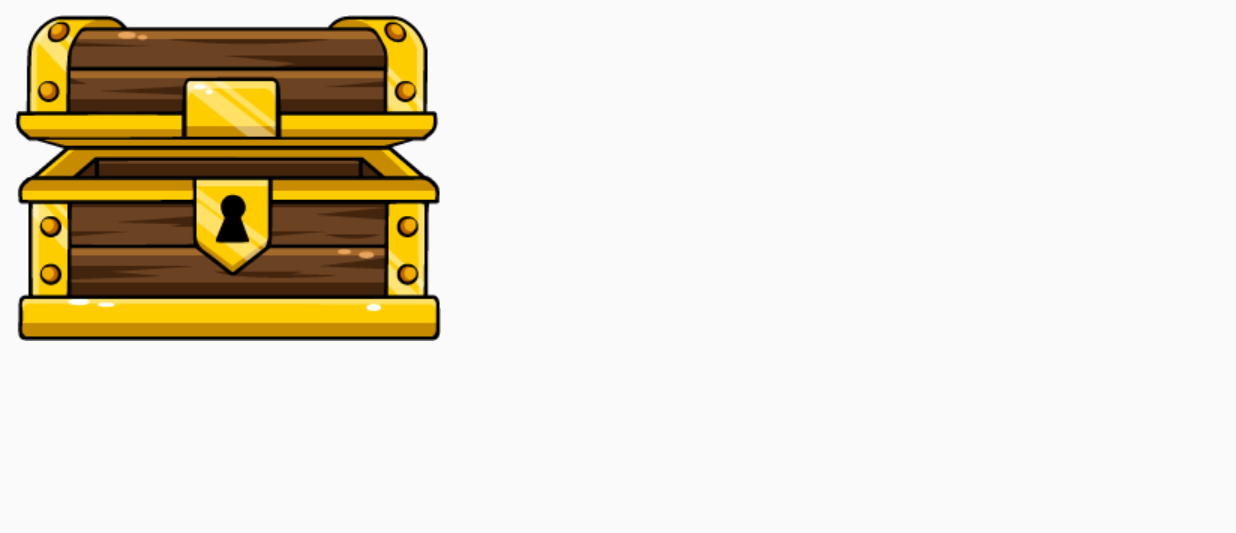
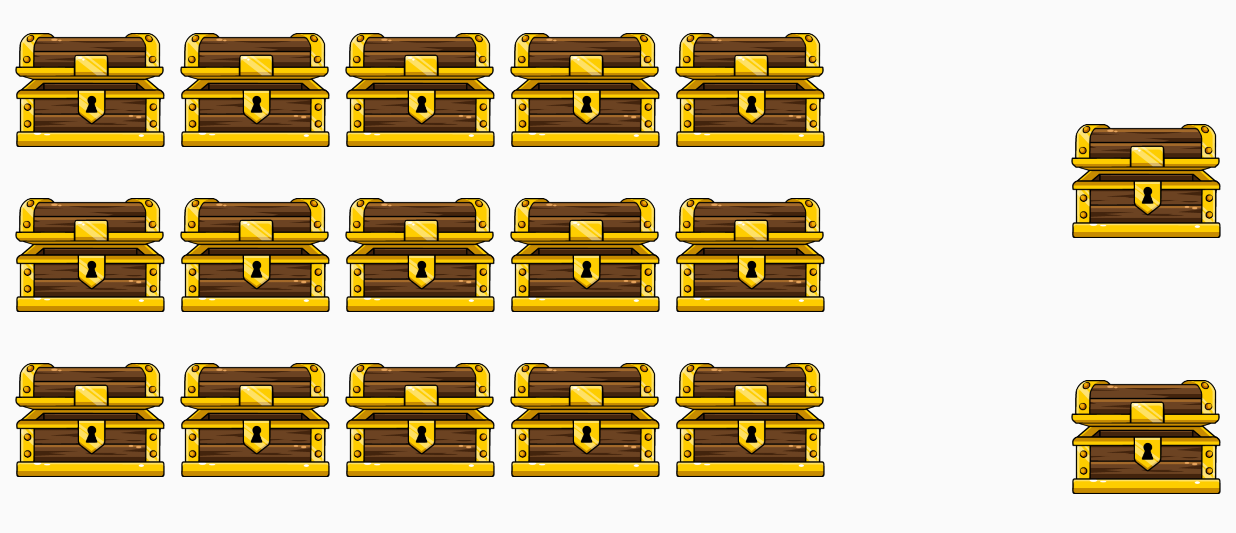
Before and after one commit to OSLL/practice20-dnd-todo, an Android app: the BackpackActivity screen opened directly, with no data from a screen before it, on a phone screen of 824 x 412 dp (held sideways). Shown: the top 533 px of the screen. Run offline under Robolectric (Android 15) with nearby library versions, the phone set to English and light mode, and no system bars.

Commit message:
Refactor layouts

```diff
--- a/app/src/main/java/com/makentoshe/androidgithubcitemplate/BackpackActivity.kt
+++ b/app/src/main/java/com/makentoshe/androidgithubcitemplate/BackpackActivity.kt
@@ -18,7 +18,7 @@ class BackpackActivity : AppCompatActivity() {
         Log.d("id", R.id.no.toString())
 
 
-        back.setOnClickListener {
+        to_game.setOnClickListener {
             super.onBackPressed()
         }
 
--- a/app/src/main/res/layout/activity_backpack.xml
+++ b/app/src/main/res/layout/activity_backpack.xml
@@ -1,11 +1,11 @@
 <?xml version="1.0" encoding="utf-8"?>
 <androidx.constraintlayout.widget.ConstraintLayout xmlns:android="http://schemas.android.com/apk/res/android"
     xmlns:app="http://schemas.android.com/apk/res-auto"
+    xmlns:tools="http://schemas.android.com/tools"
     android:layout_width="match_parent"
-    android:layout_height="match_parent"
-    xmlns:tools="http://schemas.android.com/tools">
+    android:layout_height="match_parent">
 
-    <GridLayout xmlns:tools="http://schemas.android.com/tools"
+    <GridLayout
         android:layout_width="wrap_content"
         android:layout_height="wrap_content"
         android:columnCount="5"
@@ -16,8 +16,8 @@
 
         <ImageView
             android:id="@+id/item1"
-            android:layout_width="wrap_content"
-            android:layout_height="wrap_content"
+            android:layout_width="100dp"
+            android:layout_height="100dp"
             android:layout_marginStart="10dp"
             android:layout_marginTop="10dp"
             android:contentDescription="item1"
@@ -25,96 +25,152 @@
 
         <ImageView
             android:id="@+id/item2"
-            android:layout_width="wrap_content"
-            android:layout_height="wrap_content"
+            android:layout_width="100dp"
+            android:layout_height="100dp"
             android:layout_marginStart="10dp"
             android:layout_marginTop="10dp"
             android:contentDescription="item2"
-            tools:srcCompat="@tools:sample/avatars" />
+            android:src="@drawable/backpack" />
 
         <ImageView
             android:id="@+id/item3"
-            android:layout_width="wrap_content"
-            android:layout_height="wrap_content"
+            android:layout_width="100dp"
+            android:layout_height="100dp"
             android:layout_marginStart="10dp"
             android:layout_marginTop="10dp"
             android:contentDescription="item3"
-            tools:srcCompat="@tools:sample/avatars" />
+            android:src="@drawable/backpack" />
 
         <ImageView
             android:id="@+id/item4"
-            android:layout_width="wrap_content"
-            android:layout_height="wrap_content"
+            android:layout_width="100dp"
+            android:layout_height="100dp"
             android:layout_marginStart="10dp"
             android:layout_marginTop="10dp"
             android:contentDescription="item4"
-            tools:srcCompat="@tools:sample/avatars" />
+            android:src="@drawable/backpack" />
 
         <ImageView
             android:id="@+id/item5"
-            android:layout_width="wrap_content"
-            android:layout_height="wrap_content"
+            android:layout_width="100dp"
+            android:layout_height="100dp"
             android:layout_marginStart="10dp"
             android:layout_marginTop="10dp"
             android:contentDescription="item5"
-            tools:srcCompat="@tools:sample/avatars" />
+            android:src="@drawable/backpack" />
 
         <ImageView
             android:id="@+id/item6"
-            android:layout_width="wrap_content"
-            android:layout_height="wrap_content"
+            android:layout_width="100dp"
+            android:layout_height="100dp"
             android:layout_marginStart="10dp"
             android:layout_marginTop="10dp"
             android:contentDescription="item6"
-            tools:srcCompat="@tools:sample/avatars" />
+            android:src="@drawable/backpack" />
 
         <ImageView
             android:id="@+id/item7"
-            android:layout_width="wrap_content"
-            android:layout_height="wrap_content"
+            android:layout_width="100dp"
+            android:layout_height="100dp"
             android:layout_marginStart="10dp"
             android:layout_marginTop="10dp"
             android:contentDescription="item7"
-            tools:srcCompat="@tools:sample/avatars" />
+            android:src="@drawable/backpack" />
 
         <ImageView
             android:id="@+id/item8"
-            android:layout_width="wrap_content"
-            android:layout_height="wrap_content"
+            android:layout_width="100dp"
+            android:layout_height="100dp"
             android:layout_marginStart="10dp"
             android:layout_marginTop="10dp"
             android:contentDescription="item8"
-            tools:srcCompat="@tools:sample/avatars" />
+            android:src="@drawable/backpack" />
 
         <ImageView
             android:id="@+id/item9"
-            android:layout_width="wrap_content"
-            android:layout_height="wrap_content"
+            android:layout_width="100dp"
+            android:layout_height="100dp"
             android:layout_marginStart="10dp"
             android:layout_marginTop="10dp"
             android:contentDescription="item9"
-            tools:srcCompat="@tools:sample/avatars" />
+            android:src="@drawable/backpack" />
 
         <ImageView
             android:id="@+id/item10"
-            android:layout_width="wrap_content"
-            android:layout_height="wrap_content"
+            android:layout_width="100dp"
+            android:layout_height="100dp"
             android:layout_marginStart="10dp"
             android:layout_marginTop="10dp"
             android:contentDescription="item10"
-            tools:srcCompat="@tools:sample/avatars" />
+            android:src="@drawable/backpack" />
+
+        <ImageView
+            android:id="@+id/item11"
+            android:layout_width="100dp"
+            android:layout_height="100dp"
+            android:layout_marginStart="10dp"
+            android:layout_marginTop="10dp"
+            android:contentDescription="item10"
+            android:src="@drawable/backpack" />
+
+        <ImageView
+            android:id="@+id/item12"
+            android:layout_width="100dp"
+            android:layout_height="100dp"
+            android:layout_marginStart="10dp"
+            android:layout_marginTop="10dp"
+            android:contentDescription="item10"
+            android:src="@drawable/backpack" />
+
+        <ImageView
+            android:id="@+id/item13"
+            android:layout_width="100dp"
+            android:layout_height="100dp"
+            android:layout_marginStart="10dp"
+            android:layout_marginTop="10dp"
+            android:contentDescription="item10"
+            android:src="@drawable/backpack" />
+
+        <ImageView
+            android:id="@+id/item14"
+            android:layout_width="100dp"
+            android:layout_height="100dp"
+            android:layout_marginStart="10dp"
+            android:layout_marginTop="10dp"
+            android:contentDescription="item10"
+            android:src="@drawable/backpack" />
+
+        <ImageView
+            android:id="@+id/item15"
+            android:layout_width="100dp"
+            android:layout_height="100dp"
+            android:layout_marginStart="10dp"
+            android:layout_marginTop="10dp"
+            android:contentDescription="item10"
+            android:src="@drawable/backpack" />
 
     </GridLayout>
 
     <ImageView
-        android:id="@+id/back"
-        android:layout_width="wrap_content"
-        android:layout_height="wrap_content"
+        android:id="@+id/to_game"
+        android:layout_width="100dp"
+        android:layout_height="100dp"
+        android:contentDescription="to game screen"
+        app:layout_constraintEnd_toEndOf="parent"
+        app:layout_constraintTop_toTopOf="parent"
+        app:layout_constraintBottom_toTopOf="@+id/to_equipment"
+        android:layout_marginEnd="10dp"
+        android:src="@drawable/backpack" />
+
+    <ImageView
+        android:id="@+id/to_equipment"
+        android:layout_width="100dp"
+        android:layout_height="100dp"
+        android:contentDescription="to equipment screen"
+        app:layout_constraintEnd_toEndOf="parent"
+        app:layout_constraintTop_toBottomOf="@id/to_game"
         app:layout_constraintBottom_toBottomOf="parent"
-        app:layout_constraintLeft_toLeftOf="parent"
-        app:layout_constraintRight_toRightOf="parent"
-        android:contentDescription="Back"
-        tools:srcCompat="@tools:sample/avatars"
-        />
+        android:layout_marginEnd="10dp"
+        android:src="@drawable/backpack" />
 
 </androidx.constraintlayout.widget.ConstraintLayout>
--- a/app/src/main/res/layout/activity_game.xml
+++ b/app/src/main/res/layout/activity_game.xml
@@ -40,8 +40,8 @@
 
     <ImageView
         android:id="@+id/backpack"
-        android:layout_width="142dp"
-        android:layout_height="112dp"
+        android:layout_width="90dp"
+        android:layout_height="90dp"
         android:layout_marginTop="10dp"
         android:contentDescription="backpack"
         android:src="@drawable/backpack"
@@ -50,14 +50,13 @@
 
     <ImageView
         android:id="@+id/equipment"
-        android:layout_width="wrap_content"
-        android:layout_height="wrap_content"
+        android:layout_width="90dp"
+        android:layout_height="90dp"
         android:layout_marginTop="10dp"
-        android:layout_marginEnd="10dp"
         android:contentDescription="armory"
+        android:src="@drawable/avatar"
         app:layout_constraintRight_toRightOf="parent"
-        app:layout_constraintTop_toBottomOf="@id/backpack"
-        android:src="@drawable/avatar" />
+        app:layout_constraintTop_toBottomOf="@id/backpack" />
 
     <!--
     <ImageView
```
